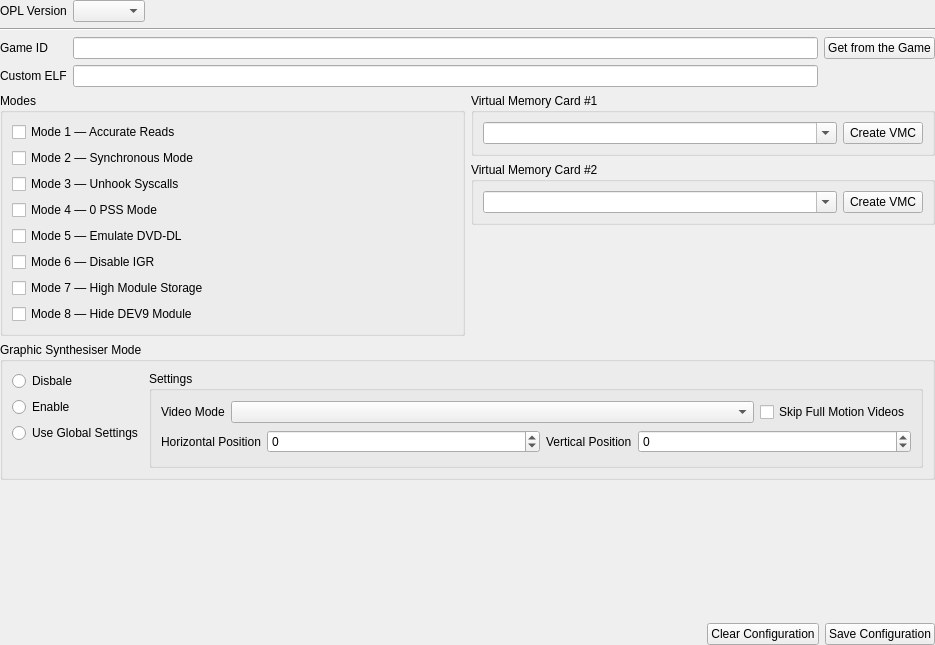
Qt form src/OplPcTools/UI/GameConfigWidget.ui (brainstream/OPL-PC-Tools) before a commit.
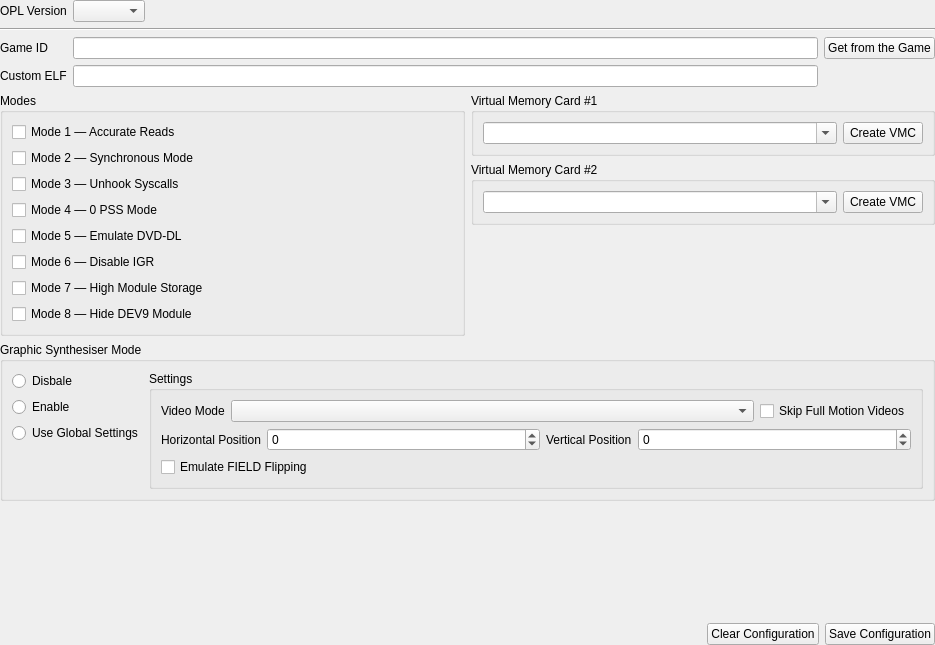
The same form after that commit. Icons and pictures are not drawn.

Commit message: The "Emulate FIELD Flipping" option

Diff of the .ui file:
```diff
--- a/src/OplPcTools/UI/GameConfigWidget.ui
+++ b/src/OplPcTools/UI/GameConfigWidget.ui
@@ -455,6 +455,13 @@
            </item>
           </layout>
          </item>
+         <item>
+          <widget class="QCheckBox" name="mp_checkbox_emulate_field_flipping">
+           <property name="text">
+            <string>Emulate FIELD Flipping</string>
+           </property>
+          </widget>
+         </item>
         </layout>
        </widget>
       </item>
```
Left out of the diff: 1 changed line with no effect on the pictures. The commit also changes 5 other files.
